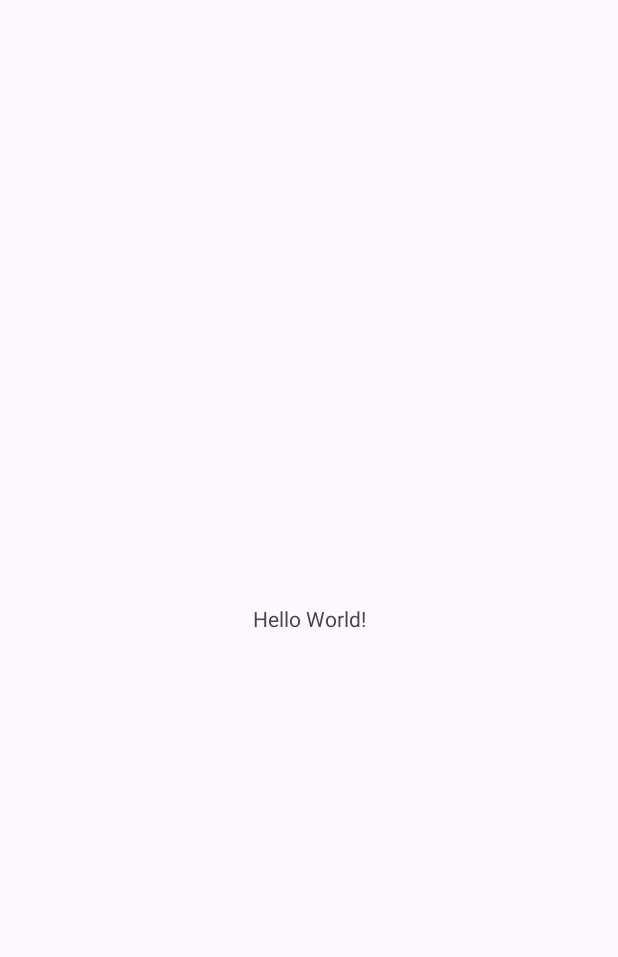
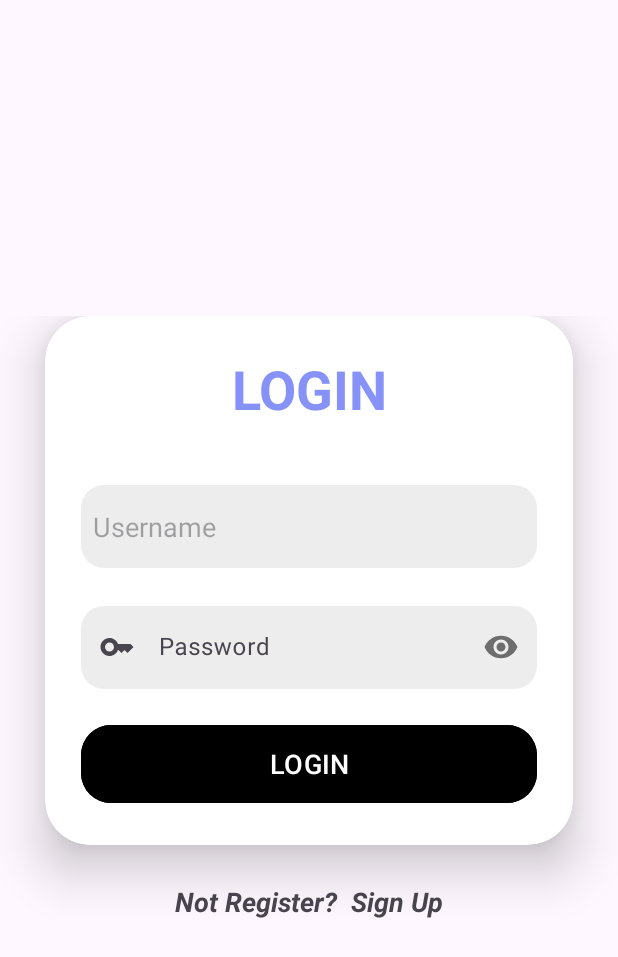
Before and after one commit to coder-mahi/HackathonG20, an Android app: the screen it shows after launch (MainActivity before the commit, LoginActivity after it), on a phone screen of 412 x 824 dp. Before the commit the part shown is almost empty. Shown: the top 957 px of the screen. Run offline under Robolectric (Android 15) with nearby library versions, the phone set to English and light mode, and no system bars.

Commit message:
login and signup

```diff
--- a/app/src/main/java/com/example/project/hackathong20/LoginActivity.java
+++ b/app/src/main/java/com/example/project/hackathong20/LoginActivity.java
@@ -2,13 +2,25 @@ package com.example.project.hackathong20;
 
 import androidx.appcompat.app.AppCompatActivity;
 
+import android.content.Intent;
 import android.os.Bundle;
+import android.view.View;
+import android.widget.TextView;
 
 public class LoginActivity extends AppCompatActivity {
+    TextView signupbtn;
 
     @Override
     protected void onCreate(Bundle savedInstanceState) {
         super.onCreate(savedInstanceState);
         setContentView(R.layout.activity_login);
+        signupbtn = findViewById(R.id.signupbtn);
+        signupbtn.setOnClickListener(new View.OnClickListener() {
+            @Override
+            public void onClick(View v) {
+                Intent i = new Intent(LoginActivity.this,SignupActivity.class);
+                startActivity(i);
+            }
+        });
     }
 }
--- a/app/src/main/res/layout/activity_login.xml
+++ b/app/src/main/res/layout/activity_login.xml
@@ -74,6 +74,7 @@
                     <com.google.android.material.textfield.TextInputLayout
                         android:layout_width="match_parent"
                         android:layout_height="match_parent"
+                        android:layout_marginTop="20dp"
                         app:boxStrokeWidth="0dp"
                         app:passwordToggleEnabled="true"
                         app:startIconDrawable="@drawable/ic_key_24">
@@ -83,7 +84,6 @@
                             android:id="@+id/password"
                             android:layout_width="match_parent"
                             android:layout_height="55dp"
-                            android:layout_marginTop="20dp"
                             android:background="@drawable/rounded_edittext"
                             android:backgroundTint="#30A39F9F"
                             android:hint="Password"
@@ -100,13 +100,21 @@
                         android:layout_marginTop="20dp"
                         android:backgroundTint="@color/black"
                         android:onClick="login_process"
-                        android:text="Login"
+                        android:text="LOGIN"
                         android:textColor="#fff"
                         android:textSize="18sp"
                         app:cornerRadius="20dp"
                         app:itemRippleColor="@color/white" />
                 </LinearLayout>
             </androidx.cardview.widget.CardView>
+
+            <TextView
+                android:id="@+id/signupbtn"
+                android:layout_width="wrap_content"
+                android:layout_height="wrap_content"
+                android:textSize="18dp"
+                android:textStyle="bold|italic"
+                android:text="Not Register?  Sign Up"/>
         </LinearLayout>
     </ScrollView>
 
```
Also changed, not shown: app/src/main/AndroidManifest.xml (+4 -8 lines).
